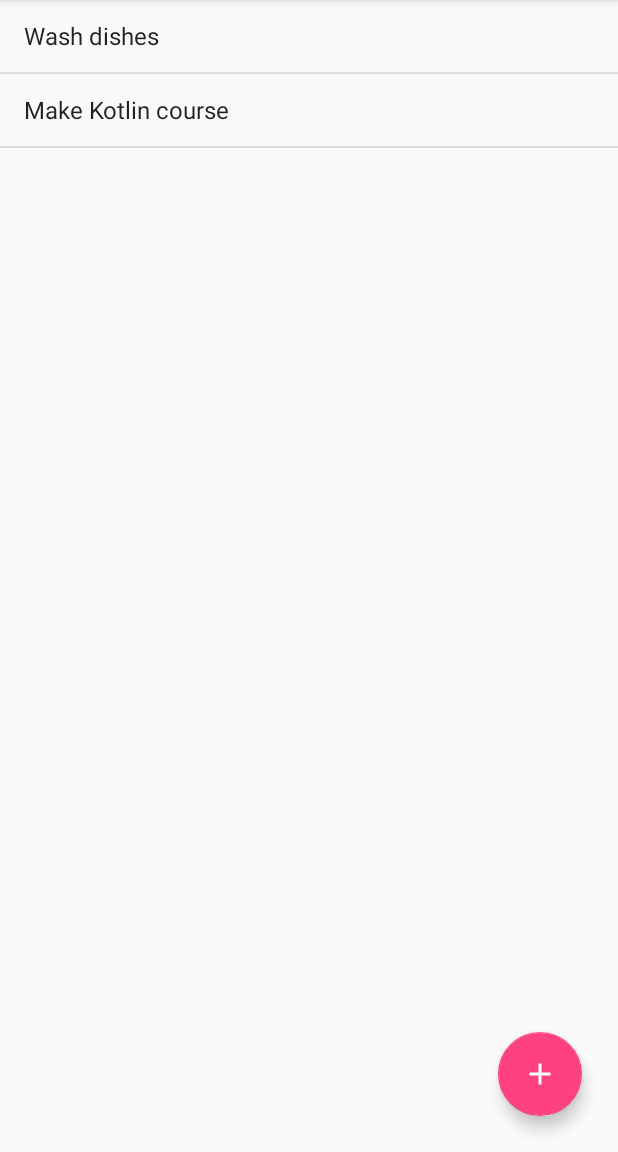
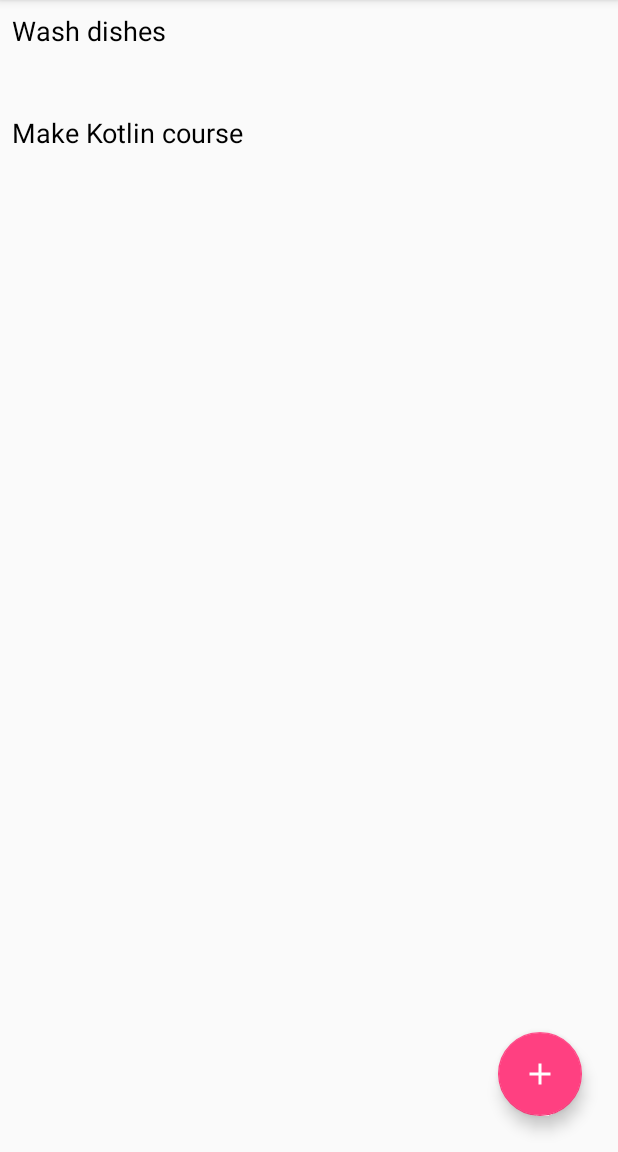
Before and after one commit to MarcinMoskala/Android-Development-in-Kotlin, an Android app: the screen it shows after launch (TasksActivity), on a phone screen of 412 x 824 dp, the part 84-1236 px from its top. Run offline under Robolectric (Android 15) with nearby library versions, the phone set to English and light mode, and no system bars.

Commit message:
Move to RecyclerView

```diff
--- a/app/src/main/java/com/kotlinacademy/todoapp/TasksActivity.kt
+++ b/app/src/main/java/com/kotlinacademy/todoapp/TasksActivity.kt
@@ -4,6 +4,7 @@ import android.app.Activity
 import android.content.Intent
 import android.os.Bundle
 import android.support.v7.app.AppCompatActivity
+import android.support.v7.widget.LinearLayoutManager
 import android.widget.ArrayAdapter
 import kotlinx.android.synthetic.main.activity_tasks.*
 import kotlin.properties.Delegates.observable
@@ -22,6 +23,7 @@ class TasksActivity : AppCompatActivity() {
             startActivityForResult(Intent(this, TaskActivity::class.java), ADD_TASK_REQUEST)
         }
         refreshList()
+        tasksListView.layoutManager = LinearLayoutManager(this)
     }
 
     override fun onActivityResult(requestCode: Int, resultCode: Int, data: Intent?) {
@@ -32,12 +34,6 @@ class TasksActivity : AppCompatActivity() {
     }
 
     private fun refreshList() {
-        val tasksNames = tasks.map {
-            val name = it.name
-            val date = it.date?.toString(DATE_FORMAT) ?: ""
-            val time = it.time?.toString(TIME_FORMAT) ?: ""
-            "$name $date $time"
-        }
-        tasksListView.adapter = ArrayAdapter(this, android.R.layout.simple_list_item_1, tasksNames)
+        tasksListView.adapter = TasksListAdapter(tasks)
     }
 }
--- /dev/null
+++ b/app/src/main/java/com/kotlinacademy/todoapp/TasksListAdapter.kt
@@ -0,0 +1,31 @@
+package com.kotlinacademy.todoapp
+
+import android.support.v7.widget.RecyclerView
+import android.view.LayoutInflater
+import android.view.View
+import android.view.ViewGroup
+import android.widget.TextView
+
+class TasksListAdapter(private val tasks: List<Task>) : RecyclerView.Adapter<TasksListAdapter.ViewHolder>() {
+
+    override fun getItemCount() = tasks.size
+
+    override fun onCreateViewHolder(parent: ViewGroup, viewType: Int): TasksListAdapter.ViewHolder {
+        val v = LayoutInflater.from(parent.context).inflate(R.layout.item_task, parent, false)
+        return ViewHolder(v)
+    }
+
+    override fun onBindViewHolder(holder: ViewHolder, position: Int) {
+        val task = tasks[position]
+        holder.nameView.text = task.name
+
+        val date = task.date?.toString(DATE_FORMAT) ?: ""
+        val time = task.time?.toString(TIME_FORMAT) ?: ""
+        holder.labelsView.text = "$date $time"
+    }
+
+    class ViewHolder(view: View) : RecyclerView.ViewHolder(view) {
+        val nameView: TextView = view.findViewById(R.id.nameVIew)
+        val labelsView: TextView = view.findViewById(R.id.labelsView)
+    }
+}
--- a/app/src/main/res/layout/activity_tasks.xml
+++ b/app/src/main/res/layout/activity_tasks.xml
@@ -19,7 +19,7 @@
         app:layout_constraintBottom_toBottomOf="parent"
         app:layout_constraintEnd_toEndOf="parent" />
 
-    <ListView
+    <android.support.v7.widget.RecyclerView
         android:id="@+id/tasksListView"
         android:layout_width="0dp"
         android:layout_height="0dp"
--- /dev/null
+++ b/app/src/main/res/layout/item_task.xml
@@ -0,0 +1,32 @@
+<?xml version="1.0" encoding="utf-8"?>
+<android.support.constraint.ConstraintLayout
+    xmlns:android="http://schemas.android.com/apk/res/android"
+    xmlns:app="http://schemas.android.com/apk/res-auto"
+    xmlns:tools="http://schemas.android.com/tools"
+    android:layout_width="match_parent"
+    android:layout_height="wrap_content">
+
+    <TextView
+        android:id="@+id/nameVIew"
+        android:layout_width="wrap_content"
+        android:layout_height="wrap_content"
+        android:layout_marginStart="8dp"
+        android:layout_marginTop="8dp"
+        android:text="Name"
+        android:textColor="@android:color/black"
+        android:textSize="18sp"
+        app:layout_constraintStart_toStartOf="parent"
+        app:layout_constraintTop_toTopOf="parent" />
+
+    <TextView
+        android:id="@+id/labelsView"
+        android:layout_width="wrap_content"
+        android:layout_height="wrap_content"
+        android:layout_marginBottom="8dp"
+        android:layout_marginStart="8dp"
+        android:layout_marginTop="8dp"
+        android:text="Labels"
+        app:layout_constraintBottom_toBottomOf="parent"
+        app:layout_constraintStart_toStartOf="parent"
+        app:layout_constraintTop_toBottomOf="@+id/nameVIew" />
+</android.support.constraint.ConstraintLayout>
```
